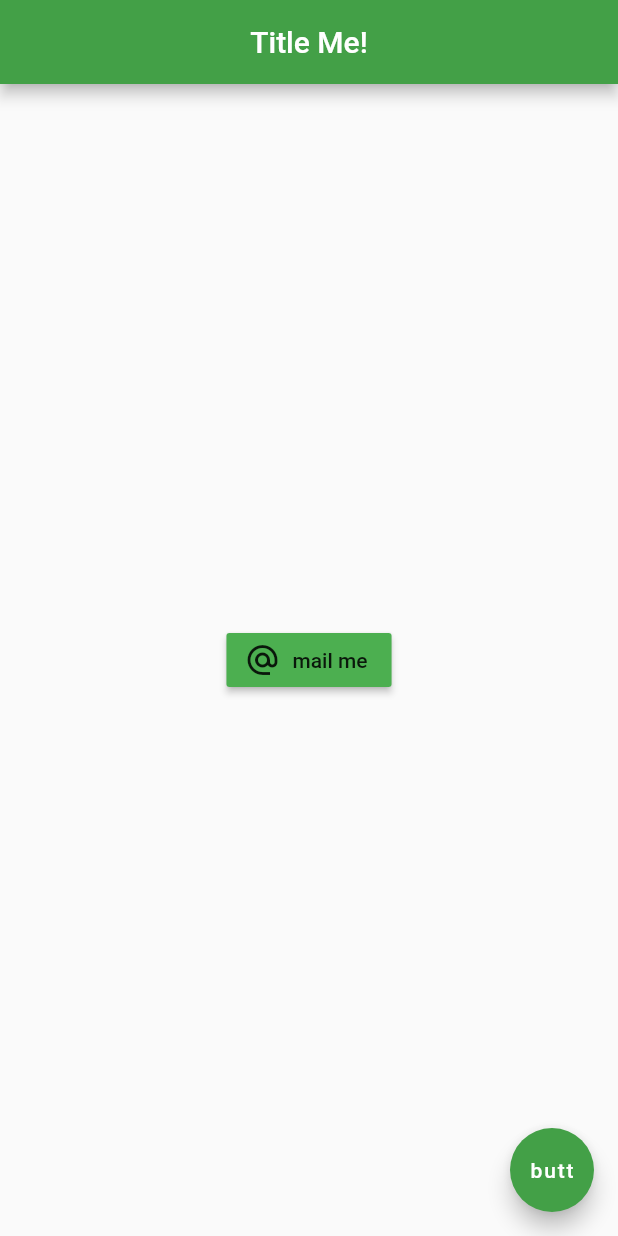
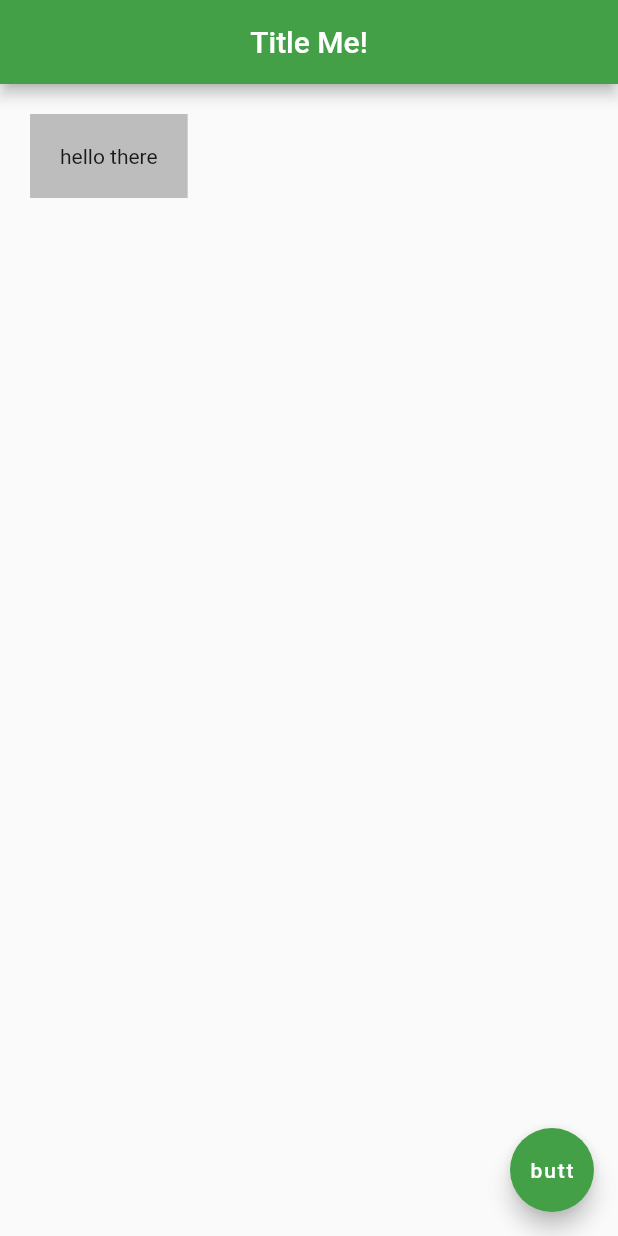
Before and after one commit to prad26/flutter_tutorial, a Flutter app: the screen it shows after launch, on a phone screen of 412 x 824 dp. Run offline on Flutter 3.47's test engine with Material 2 defaults, Android fonts, the phone set to English and light mode, and no system bars.

Commit message:
Margins and Paddings

```diff
--- a/lib/main.dart
+++ b/lib/main.dart
@@ -15,13 +15,11 @@ class Home extends StatelessWidget {
         centerTitle: true,
         backgroundColor: Colors.green[600],
       ),
-      body: Center(
-        child: RaisedButton.icon(
-          onPressed: () {},
-          icon: Icon(Icons.alternate_email),
-          label: Text('mail me'),
-          color: Colors.green,
-        ),
+      body: Container(
+        padding: EdgeInsets.all(20),
+        margin: EdgeInsets.all(20),
+        color: Colors.grey[400],
+        child: Text('hello there'),
       ),
       floatingActionButton: FloatingActionButton(
         onPressed: () {},
```
